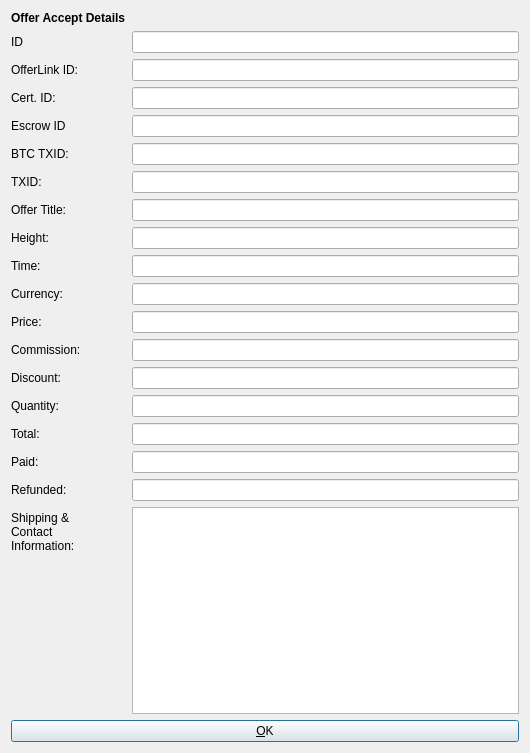
This is src/qt/forms/offeracceptinfodialog.ui in willyko/syscoin2 as Qt 5 draws it before an edit. The edited form follows.
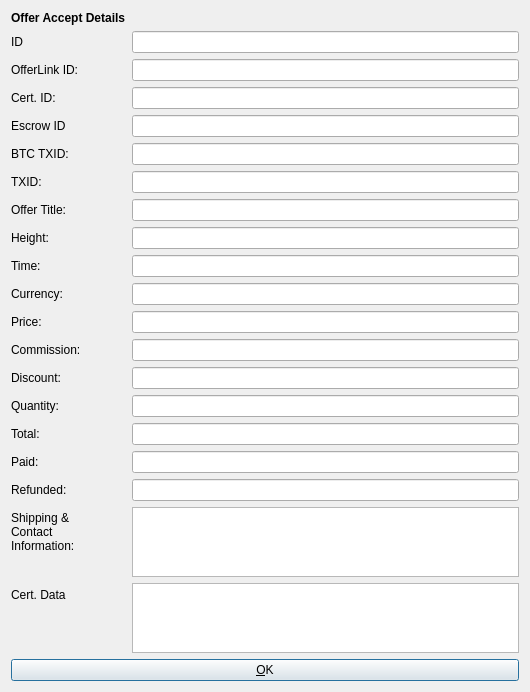
This is the edited form. Icons and pictures are not drawn.

Commit message: add cert data to offeraccept info dialog

What changed in the file:
```diff
--- a/src/qt/forms/offeracceptinfodialog.ui
+++ b/src/qt/forms/offeracceptinfodialog.ui
@@ -7,7 +7,7 @@
     <x>0</x>
     <y>0</y>
     <width>530</width>
-    <height>753</height>
+    <height>661</height>
    </rect>
   </property>
   <property name="windowTitle">
@@ -258,6 +258,16 @@
      <item row="4" column="1">
       <widget class="QLineEdit" name="escrowEdit"/>
      </item>
+     <item row="21" column="0">
+      <widget class="QLabel" name="certDataLabel">
+       <property name="text">
+        <string>Cert. Data</string>
+       </property>
+      </widget>
+     </item>
+     <item row="21" column="1">
+      <widget class="QTextEdit" name="certDataEdit"/>
+     </item>
     </layout>
    </item>
    <item>
```
The commit also changes 2 other files.
